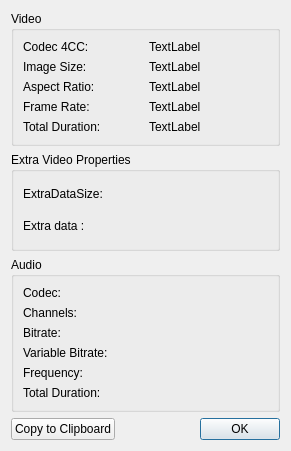
The window that avidemux/qt4/ADM_userInterfaces/ADM_dialog/props.ui (mean00/avidemux2) describes before a commit, drawn with Qt 5.
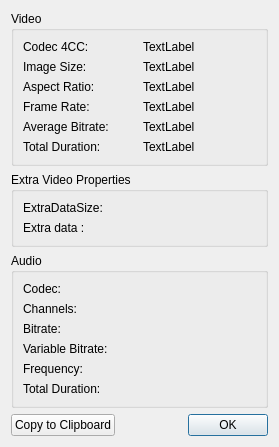
The same window after the commit.

Commit message: [Q_props] display average video bitrate if available

What changed in the file:
```diff
--- a/avidemux/qt4/ADM_userInterfaces/ADM_dialog/props.ui
+++ b/avidemux/qt4/ADM_userInterfaces/ADM_dialog/props.ui
@@ -6,8 +6,8 @@
    <rect>
     <x>0</x>
     <y>0</y>
-    <width>291</width>
-    <height>451</height>
+    <width>279</width>
+    <height>442</height>
    </rect>
   </property>
   <property name="windowTitle">
@@ -45,34 +45,6 @@
         </property>
        </widget>
       </item>
-      <item row="3" column="0">
-       <widget class="QLabel" name="label_2">
-        <property name="text">
-         <string>Frame Rate:</string>
-        </property>
-       </widget>
-      </item>
-      <item row="4" column="1">
-       <widget class="QLabel" name="labelVideoDuration">
-        <property name="text">
-         <string>TextLabel</string>
-        </property>
-       </widget>
-      </item>
-      <item row="4" column="0">
-       <widget class="QLabel" name="label_5">
-        <property name="text">
-         <string>Total Duration:</string>
-        </property>
-       </widget>
-      </item>
-      <item row="2" column="1">
-       <widget class="QLabel" name="LabelAspectRatio">
-        <property name="text">
-         <string>TextLabel</string>
-        </property>
-       </widget>
-      </item>
       <item row="2" column="0">
        <widget class="QLabel" name="label_6">
         <property name="text">
@@ -94,10 +66,10 @@
         </property>
        </widget>
       </item>
-      <item row="0" column="1">
-       <widget class="QLabel" name="label4CC">
+      <item row="5" column="0">
+       <widget class="QLabel" name="label_5">
         <property name="text">
-         <string>TextLabel</string>
+         <string>Total Duration:</string>
         </property>
        </widget>
       </item>
@@ -108,6 +80,48 @@
         </property>
        </widget>
       </item>
+      <item row="3" column="0">
+       <widget class="QLabel" name="label_2">
+        <property name="text">
+         <string>Frame Rate:</string>
+        </property>
+       </widget>
+      </item>
+      <item row="2" column="1">
+       <widget class="QLabel" name="LabelAspectRatio">
+        <property name="text">
+         <string>TextLabel</string>
+        </property>
+       </widget>
+      </item>
+      <item row="5" column="1">
+       <widget class="QLabel" name="labelVideoDuration">
+        <property name="text">
+         <string>TextLabel</string>
+        </property>
+       </widget>
+      </item>
+      <item row="0" column="1">
+       <widget class="QLabel" name="label4CC">
+        <property name="text">
+         <string>TextLabel</string>
+        </property>
+       </widget>
+      </item>
+      <item row="4" column="0">
+       <widget class="QLabel" name="label_3">
+        <property name="text">
+         <string>Average Bitrate:</string>
+        </property>
+       </widget>
+      </item>
+      <item row="4" column="1">
+       <widget class="QLabel" name="labelVideoBitrate">
+        <property name="text">
+         <string>TextLabel</string>
+        </property>
+       </widget>
+      </item>
      </layout>
     </widget>
    </item>
```
The commit also changes 1 other file.
